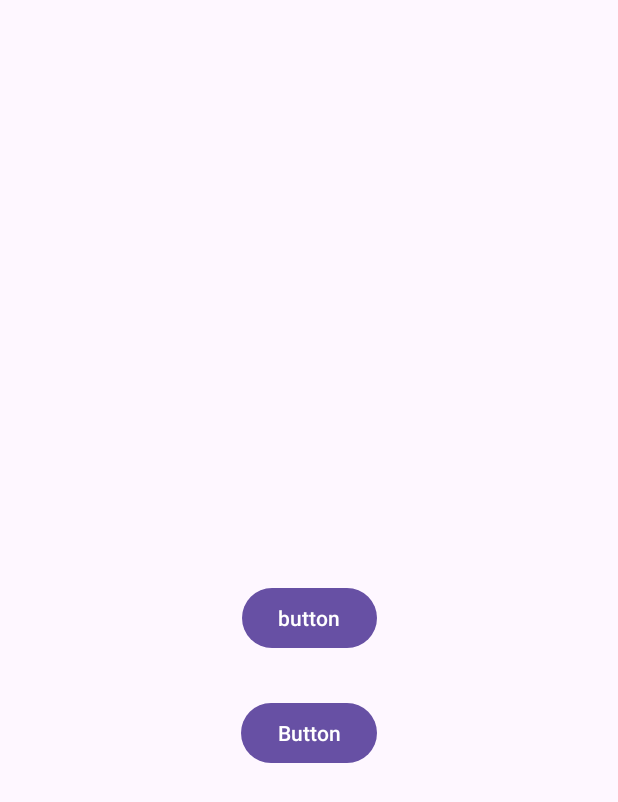
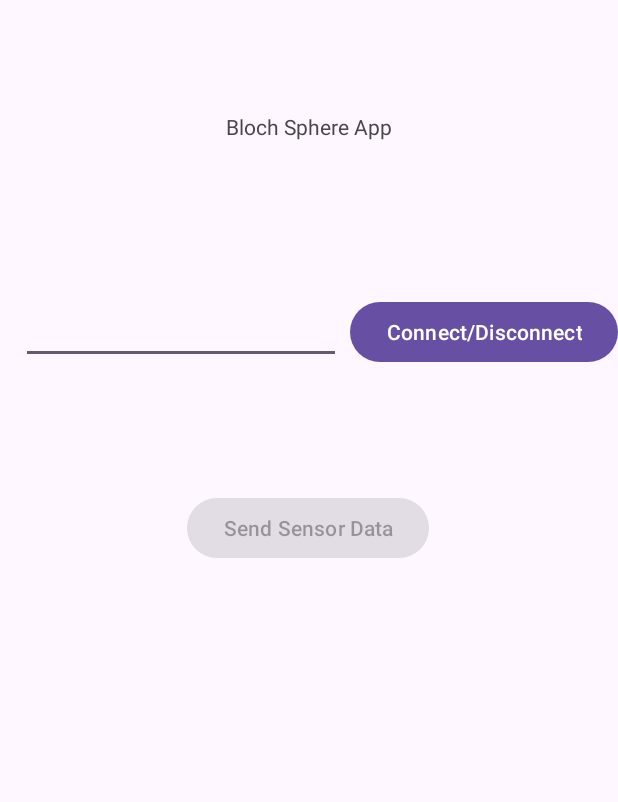
Before and after one commit to bakosrozsa/BlochSphere, an Android app: the screen it shows after launch (MainActivity), on a phone screen of 412 x 824 dp. Shown: the top 802 px of the screen. Run offline under Robolectric (Android 15) with nearby library versions, the phone set to English and light mode, and no system bars.

Commit message:
change ip on android, fix python data recv

```diff
--- a/BlochSphereApp/app/src/main/java/hu/rozsa/blochsphereapp/MainActivity.java
+++ b/BlochSphereApp/app/src/main/java/hu/rozsa/blochsphereapp/MainActivity.java
@@ -9,9 +9,12 @@ import android.hardware.SensorEventListener;
 import android.hardware.SensorManager;
 import android.os.Bundle;
 import android.os.StrictMode;
+import android.text.InputType;
 import android.util.Log;
 import android.view.View;
 import android.widget.Button;
+import android.widget.EditText;
+import android.widget.Toast;
 
 import java.io.IOException;
 import java.io.OutputStreamWriter;
@@ -37,6 +40,8 @@ public class MainActivity extends AppCompatActivity implements SensorEventListen
         Button button = (Button) findViewById(R.id.button);
         Button button2 = (Button) findViewById(R.id.button2);
 
+        EditText ipport= (EditText) findViewById(R.id.editTextText);
+
         clicked = false;
         int SDK_INT = android.os.Build.VERSION.SDK_INT;
         if (SDK_INT > 8)
@@ -50,13 +55,17 @@ public class MainActivity extends AppCompatActivity implements SensorEventListen
                     if (!clicked)
                     {
                         clicked = true;
+                        String[] connectiondata = ipport.getText().toString().split(":");
                         try {
-                            socket = new Socket("192.168.0.105",8888);
+                            socket = new Socket(connectiondata[0],Integer.parseInt(connectiondata[1]) );
                             outToServer = new PrintWriter(new OutputStreamWriter(socket.getOutputStream()));
                         }
                         catch (IOException e) {
                             throw new RuntimeException(e);
                         }
+                        ipport.getText().clear();
+                        ipport.setEnabled(false);
+                        button2.setEnabled(true);
                     }
                     else
                     {
@@ -67,6 +76,8 @@ public class MainActivity extends AppCompatActivity implements SensorEventListen
                         } catch (IOException e) {
                             throw new RuntimeException(e);
                         }
+                        ipport.setEnabled(true);
+                        button2.setEnabled(false);
                     }
                 }
             });
--- a/BlochSphereApp/app/src/main/res/layout/activity_main.xml
+++ b/BlochSphereApp/app/src/main/res/layout/activity_main.xml
@@ -10,20 +10,48 @@
         android:id="@+id/button"
         android:layout_width="wrap_content"
         android:layout_height="wrap_content"
-        android:text="button"
+        android:text="Connect/Disconnect"
         app:layout_constraintBottom_toBottomOf="parent"
         app:layout_constraintEnd_toEndOf="parent"
+        app:layout_constraintHorizontal_bias="1.0"
         app:layout_constraintStart_toStartOf="parent"
-        app:layout_constraintTop_toTopOf="parent" />
+        app:layout_constraintTop_toTopOf="parent"
+        app:layout_constraintVertical_bias="0.254" />
 
     <Button
         android:id="@+id/button2"
         android:layout_width="wrap_content"
         android:layout_height="wrap_content"
-        android:text="Button"
+        android:enabled="false"
+        android:text="Send Sensor Data"
         app:layout_constraintBottom_toBottomOf="parent"
         app:layout_constraintEnd_toEndOf="parent"
+        app:layout_constraintHorizontal_bias="0.497"
         app:layout_constraintStart_toStartOf="parent"
-        app:layout_constraintTop_toBottomOf="@+id/button"
-        app:layout_constraintVertical_bias="0.085" />
+        app:layout_constraintTop_toTopOf="parent"
+        app:layout_constraintVertical_bias="0.423" />
+
+    <TextView
+        android:id="@+id/textView"
+        android:layout_width="wrap_content"
+        android:layout_height="wrap_content"
+        android:text="Bloch Sphere App"
+        app:layout_constraintBottom_toTopOf="@+id/button"
+        app:layout_constraintEnd_toEndOf="parent"
+        app:layout_constraintStart_toStartOf="parent"
+        app:layout_constraintTop_toTopOf="parent"
+        app:layout_constraintVertical_bias="0.418" />
+
+    <EditText
+        android:id="@+id/editTextText"
+        android:layout_width="wrap_content"
+        android:layout_height="wrap_content"
+        android:ems="10"
+        android:inputType="text"
+        app:layout_constraintBottom_toBottomOf="parent"
+        app:layout_constraintEnd_toStartOf="@+id/button"
+        app:layout_constraintHorizontal_bias="0.695"
+        app:layout_constraintStart_toStartOf="parent"
+        app:layout_constraintTop_toTopOf="parent"
+        app:layout_constraintVertical_bias="0.253" />
 </androidx.constraintlayout.widget.ConstraintLayout>
```
Also changed, not shown: 1 other file.
